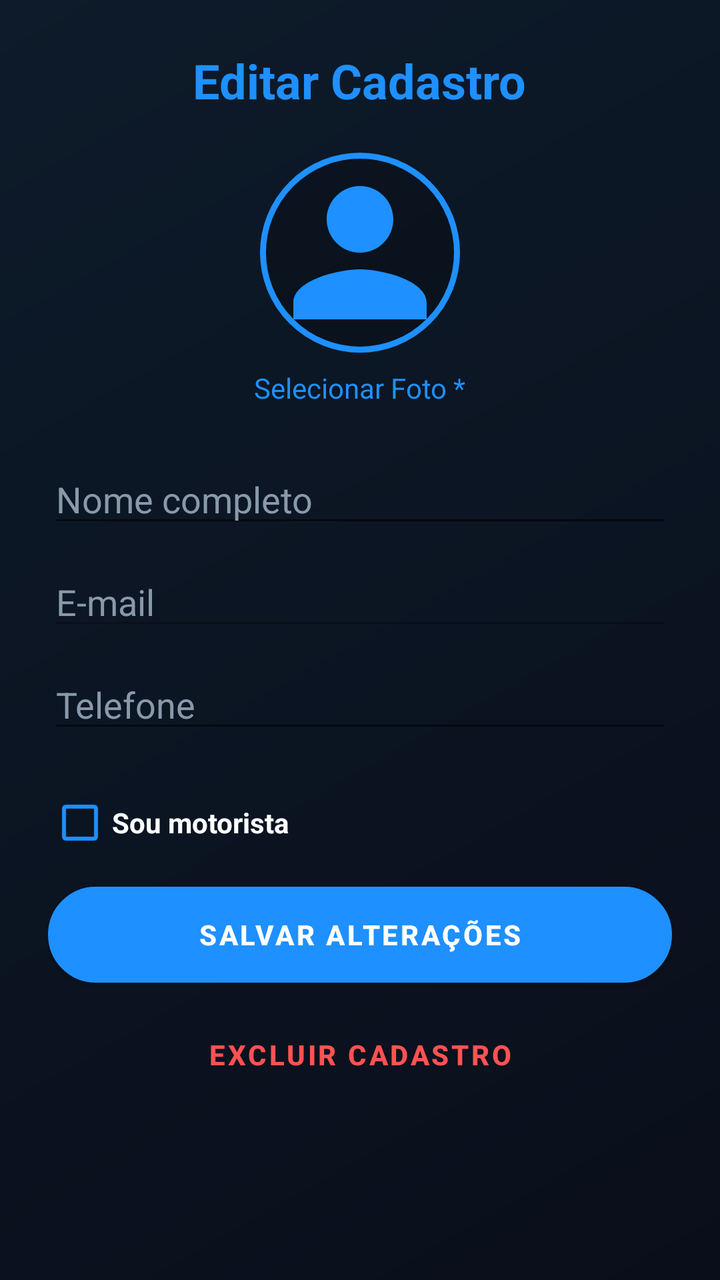
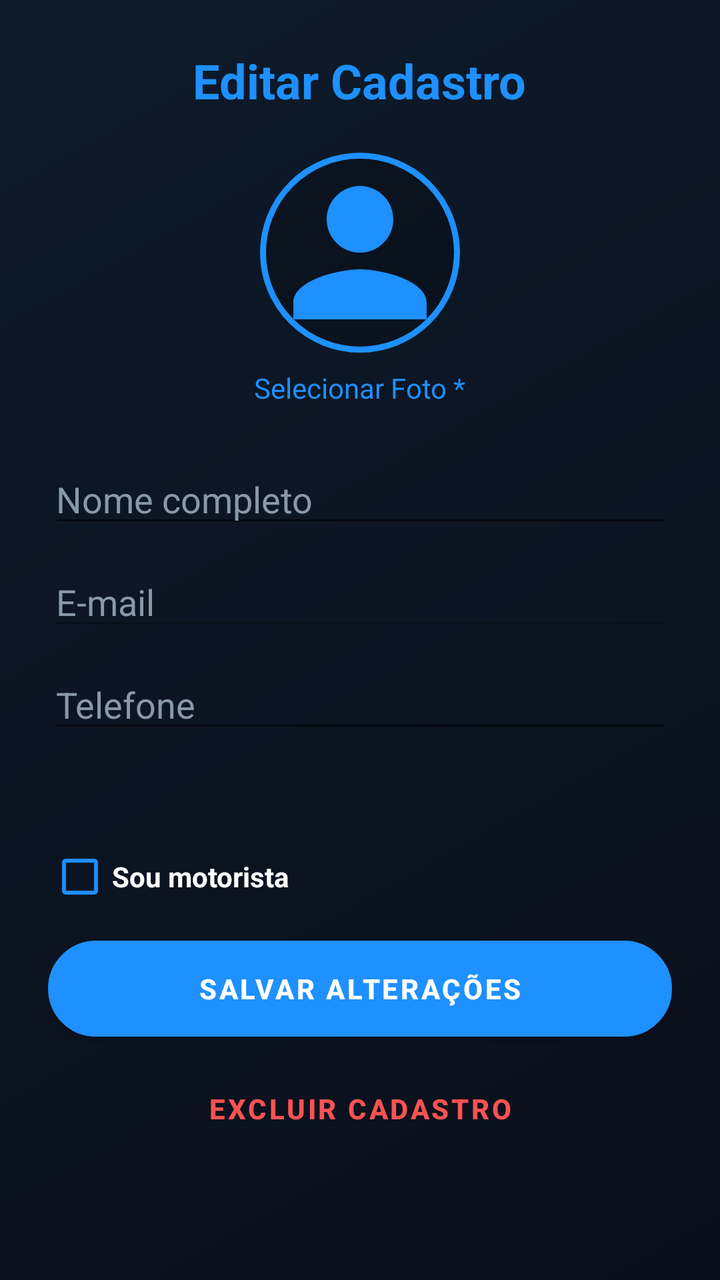

An Android layout rendered at two revisions. The XML below is the earlier revision; the diff shows what the commit changed to produce the second picture.
<!-- AndroidManifest.xml: application theme Theme.Caronas -->
<!-- res/layout/activity_editar_cadastro_caronas.xml -->
<?xml version="1.0" encoding="utf-8"?>
<ScrollView xmlns:android="http://schemas.android.com/apk/res/android"
    android:id="@+id/scrollRoot"
    android:layout_width="match_parent"
    android:layout_height="match_parent"
    android:clipToPadding="false"
    android:background="@drawable/bg_fundo_caronas">

    <LinearLayout
        android:layout_width="match_parent"
        android:layout_height="wrap_content"
        android:orientation="vertical"
        android:padding="24dp">

        <TextView
            android:layout_width="wrap_content"
            android:layout_height="wrap_content"
            android:text="@string/editar_titulo"
            android:textColor="#1E90FF"
            android:textSize="24sp"
            android:textStyle="bold"
            android:layout_gravity="center"
            android:layout_marginBottom="20dp" />

        <ImageView
            android:contentDescription="@string/cd_foto_perfil"
            android:id="@+id/ivFotoPerfil"
            android:layout_width="100dp"
            android:layout_height="100dp"
            android:layout_gravity="center"
            android:src="@drawable/ic_person_default"
            android:scaleType="centerCrop"
            android:background="@drawable/borda_circular_azul" />

        <TextView
            android:id="@+id/tvSelecionarFoto"
            android:layout_width="wrap_content"
            android:layout_height="wrap_content"
            android:layout_gravity="center"
            android:text="@string/cadastro_selecionar_foto"
            android:textColor="#1E90FF"
            android:padding="8dp"
            android:clickable="true"
            android:focusable="true"
            android:layout_marginBottom="16dp" />

        <EditText
            android:id="@+id/etNomeCompleto"
            android:layout_width="match_parent"
            android:layout_height="wrap_content"
            android:hint="@string/cadastro_nome_completo"
            android:textColor="#FFFFFF"
            android:textColorHint="#8899AA"
            android:inputType="textPersonName"
            android:layout_marginBottom="10dp" />

        <EditText
            android:id="@+id/etEmail"
            android:layout_width="match_parent"
            android:layout_height="wrap_content"
            android:hint="@string/cadastro_email"
            android:textColor="#8899AA"
            android:textColorHint="#8899AA"
            android:inputType="textEmailAddress"
            android:enabled="false"
            android:layout_marginBottom="10dp" />

        <EditText
            android:id="@+id/etTelefone"
            android:layout_width="match_parent"
            android:layout_height="wrap_content"
            android:hint="@string/cadastro_telefone"
            android:textColor="#FFFFFF"
            android:textColorHint="#8899AA"
            android:inputType="phone"
            android:layout_marginBottom="16dp" />

        <CheckBox
            android:id="@+id/cbSouMotorista"
            android:layout_width="wrap_content"
            android:layout_height="wrap_content"
            android:text="@string/cadastro_sou_motorista"
            android:textColor="#FFFFFF"
            android:textStyle="bold"
            android:buttonTint="#1E90FF"
            android:layout_marginBottom="8dp" />

        <LinearLayout
            android:id="@+id/layoutVeiculo"
            android:layout_width="match_parent"
            android:layout_height="wrap_content"
            android:orientation="vertical"
            android:visibility="gone"
            android:background="#141E2A"
            android:padding="12dp"
            android:layout_marginBottom="16dp">

            <TextView
                android:layout_width="wrap_content"
                android:layout_height="wrap_content"
                android:text="@string/cadastro_veiculo_titulo"
                android:textColor="#1E90FF"
                android:textStyle="bold"
                android:layout_marginBottom="8dp" />

            
            <EditText
                android:id="@+id/etCpf"
                android:layout_width="match_parent"
                android:layout_height="wrap_content"
                android:hint="@string/cadastro_cpf"
                android:textColor="#FFFFFF"
                android:textColorHint="#8899AA"
                android:inputType="number"
                android:digits="0123456789.-"
                android:maxLength="14"
                android:layout_marginBottom="4dp" />

            <TextView
                android:layout_width="match_parent"
                android:layout_height="wrap_content"
                android:text="@string/cadastro_cpf_aviso"
                android:textColor="#8899AA"
                android:textSize="11sp"
                android:layout_marginBottom="8dp" />

            <EditText
                android:id="@+id/etVeiculoModelo"
                android:layout_width="match_parent"
                android:layout_height="wrap_content"
                android:hint="@string/cadastro_veiculo_modelo"
                android:textColor="#FFFFFF"
                android:textColorHint="#8899AA"
                android:layout_marginBottom="8dp" />

            <EditText
                android:id="@+id/etVeiculoMarca"
                android:layout_width="match_parent"
                android:layout_height="wrap_content"
                android:hint="@string/cadastro_veiculo_marca"
                android:textColor="#FFFFFF"
                android:textColorHint="#8899AA"
                android:layout_marginBottom="8dp" />

            <EditText
                android:id="@+id/etVeiculoCor"
                android:layout_width="match_parent"
                android:layout_height="wrap_content"
                android:hint="@string/cadastro_veiculo_cor"
                android:textColor="#FFFFFF"
                android:textColorHint="#8899AA"
                android:layout_marginBottom="8dp" />

            <EditText
                android:id="@+id/etVeiculoPlaca"
                android:layout_width="match_parent"
                android:layout_height="wrap_content"
                android:hint="@string/cadastro_veiculo_placa"
                android:textColor="#FFFFFF"
                android:textColorHint="#8899AA" />

        </LinearLayout>

        <Button
            android:id="@+id/btnSalvar"
            android:layout_width="match_parent"
            android:layout_height="wrap_content"
            android:text="@string/editar_botao_salvar"
            android:textColor="#FFFFFF"
            android:textStyle="bold"
            android:background="@drawable/botao_azul_neon"
            android:layout_marginBottom="12dp" />

        <Button
            android:id="@+id/btnExcluirCadastro"
            android:layout_width="match_parent"
            android:layout_height="wrap_content"
            android:text="@string/editar_botao_excluir"
            android:textColor="#FF5252"
            android:textStyle="bold"
            android:background="@android:color/transparent"
            android:layout_marginBottom="16dp" />

        <ProgressBar
            android:id="@+id/progressBar"
            android:layout_width="wrap_content"
            android:layout_height="wrap_content"
            android:layout_gravity="center"
            android:visibility="gone" />

    </LinearLayout>
</ScrollView>
<!-- resources referenced by this layout -->
<resources>
  <!-- drawable bg_fundo_caronas (drawable) -->
  <?xml version="1.0" encoding="utf-8"?>
  <shape xmlns:android="http://schemas.android.com/apk/res/android">
      <gradient
          android:startColor="#0A0E1A"
          android:endColor="#0D1B2A"
          android:angle="135" />
  </shape>
  <!-- drawable borda_circular_azul (drawable) -->
  <?xml version="1.0" encoding="utf-8"?>
  <shape xmlns:android="http://schemas.android.com/apk/res/android"
      android:shape="oval">
      <stroke
          android:width="3dp"
          android:color="#1E90FF" />
      <solid android:color="#33000000" />
  </shape>
  <!-- drawable botao_azul_neon (drawable) -->
  <?xml version="1.0" encoding="utf-8"?>
  <shape xmlns:android="http://schemas.android.com/apk/res/android">
      <solid android:color="#1E90FF" />
      <corners android:radius="25dp" />
      <stroke android:width="2dp" android:color="#66C7FF" />
      <padding android:left="16dp" android:right="16dp" android:top="12dp" android:bottom="12dp" />
  </shape>
  <!-- drawable ic_person_default (drawable) -->
  <?xml version="1.0" encoding="utf-8"?>
  <vector xmlns:android="http://schemas.android.com/apk/res/android"
      android:width="80dp"
      android:height="80dp"
      android:viewportWidth="24"
      android:viewportHeight="24">
      <path
          android:fillColor="#1E90FF"
          android:pathData="M12,12c2.21,0 4,-1.79 4,-4s-1.79,-4 -4,-4 -4,1.79 -4,4 1.79,4 4,4zM12,14c-2.67,0 -8,1.34 -8,4v2h16v-2c0,-2.66 -5.33,-4 -8,-4z"/>
  </vector>
  <string name="cadastro_cpf">CPF</string>
  <string name="cadastro_cpf_aviso">Obrigatório para motorista. Fica vinculado ao seu cadastro (nome, CPF, e-mail e telefone) e não pode ser usado em outra conta.</string>
  <string name="cadastro_email">E-mail</string>
  <string name="cadastro_nome_completo">Nome completo</string>
  <string name="cadastro_selecionar_foto">Selecionar Foto *</string>
  <string name="cadastro_sou_motorista">Sou motorista</string>
  <string name="cadastro_telefone">Telefone</string>
  <string name="cadastro_veiculo_cor">Cor</string>
  <string name="cadastro_veiculo_marca">Marca</string>
  <string name="cadastro_veiculo_modelo">Modelo do veículo</string>
  <string name="cadastro_veiculo_placa">Placa</string>
  <string name="cadastro_veiculo_titulo">Dados do motorista</string>
  <string name="cd_foto_perfil">Foto de perfil</string>
  <string name="editar_botao_excluir">Excluir Cadastro</string>
  <string name="editar_botao_salvar">Salvar Alterações</string>
  <string name="editar_titulo">Editar Cadastro</string>
  <style name="Theme.Caronas" parent="Theme.MaterialComponents.DayNight.NoActionBar">
          <item name="colorPrimary">@color/azul_neon</item>
          <item name="colorPrimaryVariant">@color/azul_neon_escuro</item>
          <item name="colorOnPrimary">@color/white</item>
          <item name="colorSecondary">@color/azul_neon</item>
          <item name="colorSecondaryVariant">@color/azul_neon_escuro</item>
          <item name="colorOnSecondary">@color/white</item>
          <item name="android:statusBarColor">@color/fundo_escuro</item>
          <item name="android:windowBackground">@color/fundo_escuro</item>
      </style>
  <color name="azul_neon">#1E90FF</color>
  <color name="azul_neon_escuro">#0D47A1</color>
  <color name="white">#FFFFFFFF</color>
  <color name="fundo_escuro">#0A0E1A</color>
</resources>

<!-- the commit's change to res/layout/activity_editar_cadastro_caronas.xml (unified diff, before → after) -->
@@ -73,6 +73,15 @@
             android:textColor="#FFFFFF"
             android:textColorHint="#8899AA"
             android:inputType="phone"
+            android:layout_marginBottom="8dp" />
+
+        
+        <TextView
+            android:id="@+id/tvSexoEditar"
+            android:layout_width="match_parent"
+            android:layout_height="wrap_content"
+            android:textColor="#8899AA"
+            android:textSize="14sp"
             android:layout_marginBottom="16dp" />
 
         <CheckBox
